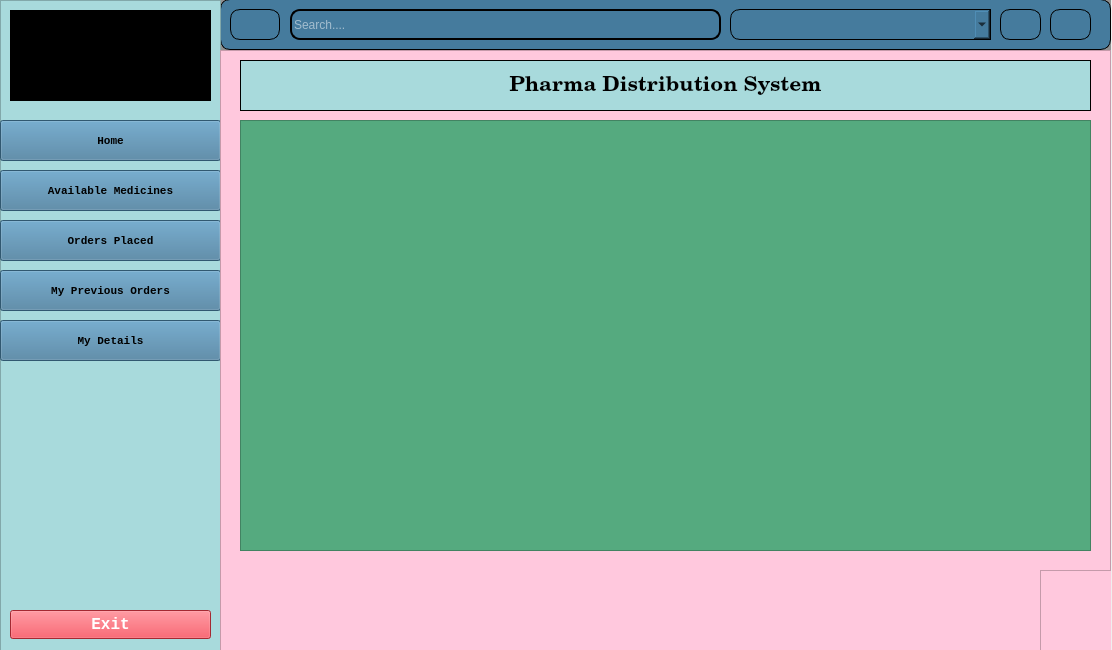
Before: the Qt Designer form ui/ui/User.ui in saqlainrai/DSA-Final-Project, drawn with Qt 5.
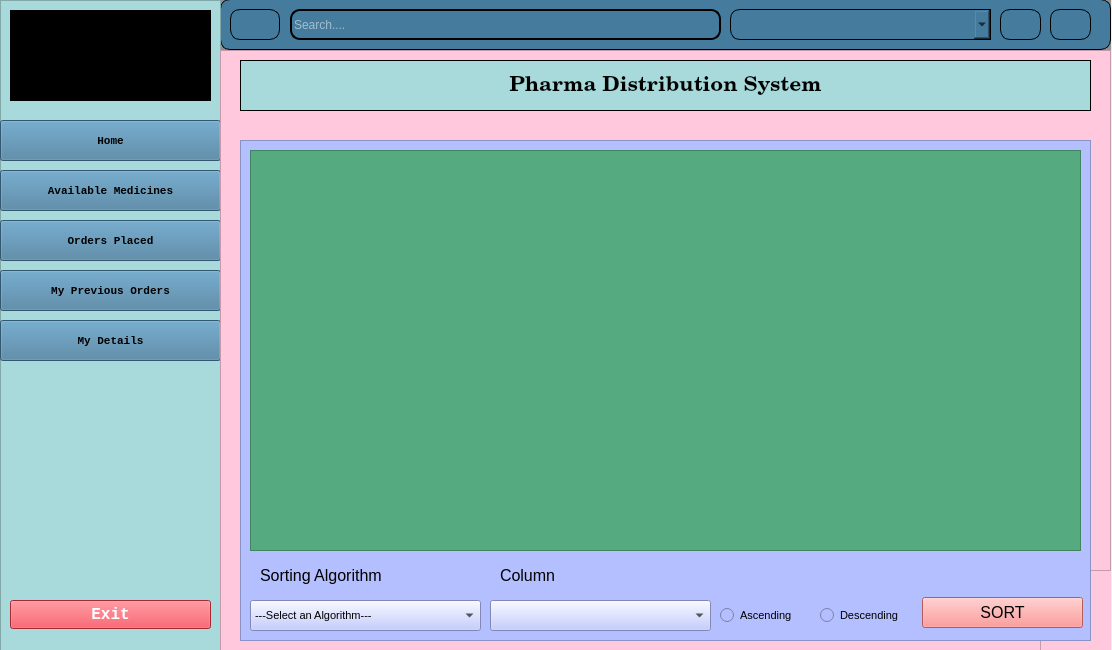
After: the same form once the commit is applied. Icons and pictures are not drawn.

Commit message: Modified algos in program

```diff
--- a/ui/ui/User.ui
+++ b/ui/ui/User.ui
@@ -349,7 +349,7 @@
       <property name="geometry">
        <rect>
         <x>10</x>
-        <y>610</y>
+        <y>600</y>
         <width>201</width>
         <height>29</height>
        </rect>
@@ -426,19 +426,6 @@
      <property name="frameShadow">
       <enum>QFrame::Raised</enum>
      </property>
-     <widget class="QTableView" name="tableView">
-      <property name="geometry">
-       <rect>
-        <x>20</x>
-        <y>70</y>
-        <width>851</width>
-        <height>431</height>
-       </rect>
-      </property>
-      <property name="styleSheet">
-       <string notr="true">background-color: rgb(85, 170, 127);</string>
-      </property>
-     </widget>
      <widget class="QLabel" name="header">
       <property name="geometry">
        <rect>
@@ -526,6 +513,213 @@
        </property>
       </widget>
      </widget>
+     <widget class="QFrame" name="tableFrame">
+      <property name="geometry">
+       <rect>
+        <x>20</x>
+        <y>90</y>
+        <width>851</width>
+        <height>501</height>
+       </rect>
+      </property>
+      <property name="styleSheet">
+       <string notr="true">background-color: rgb(85, 85, 255);
+background-color: rgb(180, 191, 255);</string>
+      </property>
+      <property name="frameShape">
+       <enum>QFrame::StyledPanel</enum>
+      </property>
+      <property name="frameShadow">
+       <enum>QFrame::Raised</enum>
+      </property>
+      <widget class="QTableView" name="tableView">
+       <property name="geometry">
+        <rect>
+         <x>10</x>
+         <y>10</y>
+         <width>831</width>
+         <height>401</height>
+        </rect>
+       </property>
+       <property name="styleSheet">
+        <string notr="true">background-color: rgb(85, 170, 127);</string>
+       </property>
+      </widget>
+      <widget class="QComboBox" name="comboAlgos">
+       <property name="geometry">
+        <rect>
+         <x>10</x>
+         <y>460</y>
+         <width>231</width>
+         <height>31</height>
+        </rect>
+       </property>
+       <property name="font">
+        <font>
+         <pointsize>8</pointsize>
+        </font>
+       </property>
+       <item>
+        <property name="text">
+         <string>---Select an Algorithm---</string>
+        </property>
+       </item>
+       <item>
+        <property name="text">
+         <string>Bubble Sort</string>
+        </property>
+       </item>
+       <item>
+        <property name="text">
+         <string>Insertion Sort</string>
+        </property>
+       </item>
+       <item>
+        <property name="text">
+         <string>Merge Sort</string>
+        </property>
+       </item>
+       <item>
+        <property name="text">
+         <string>Quick Sort</string>
+        </property>
+       </item>
+       <item>
+        <property name="text">
+         <string>Selection Sort</string>
+        </property>
+       </item>
+       <item>
+        <property name="text">
+         <string>Counting Sort</string>
+        </property>
+       </item>
+       <item>
+        <property name="text">
+         <string>Shell Sort</string>
+        </property>
+       </item>
+      </widget>
+      <widget class="QComboBox" name="comboColumns2">
+       <property name="geometry">
+        <rect>
+         <x>250</x>
+         <y>460</y>
+         <width>221</width>
+         <height>31</height>
+        </rect>
+       </property>
+      </widget>
+      <widget class="QPushButton" name="btnSort">
+       <property name="geometry">
+        <rect>
+         <x>682</x>
+         <y>457</y>
+         <width>161</width>
+         <height>31</height>
+        </rect>
+       </property>
+       <property name="font">
+        <font>
+         <pointsize>12</pointsize>
+        </font>
+       </property>
+       <property name="styleSheet">
+        <string notr="true">QPushButton {
+    background-color: #ff7f7f; 
+    color: black;
+}
+
+QPushButton:hover {
+    background-color: #f56969;
+}
+
+QPushButton:pressed {
+    background-color: #ff7f7f; 
+}
+</string>
+       </property>
+       <property name="text">
+        <string>SORT</string>
+       </property>
+      </widget>
+      <widget class="QRadioButton" name="radioAsc">
+       <property name="geometry">
+        <rect>
+         <x>480</x>
+         <y>460</y>
+         <width>95</width>
+         <height>31</height>
+        </rect>
+       </property>
+       <property name="font">
+        <font>
+         <pointsize>8</pointsize>
+         <weight>50</weight>
+         <bold>false</bold>
+        </font>
+       </property>
+       <property name="text">
+        <string>Ascending</string>
+       </property>
+      </widget>
+      <widget class="QRadioButton" name="radioDes">
+       <property name="geometry">
+        <rect>
+         <x>580</x>
+         <y>460</y>
+         <width>91</width>
+         <height>31</height>
+        </rect>
+       </property>
+       <property name="font">
+        <font>
+         <pointsize>8</pointsize>
+         <weight>50</weight>
+         <bold>false</bold>
+        </font>
+       </property>
+       <property name="text">
+        <string>Descending</string>
+       </property>
+      </widget>
+      <widget class="QLabel" name="label">
+       <property name="geometry">
+        <rect>
+         <x>20</x>
+         <y>420</y>
+         <width>181</width>
+         <height>31</height>
+        </rect>
+       </property>
+       <property name="font">
+        <font>
+         <pointsize>12</pointsize>
+        </font>
+       </property>
+       <property name="text">
+        <string>Sorting Algorithm</string>
+       </property>
+      </widget>
+      <widget class="QLabel" name="label_2">
+       <property name="geometry">
+        <rect>
+         <x>260</x>
+         <y>420</y>
+         <width>131</width>
+         <height>31</height>
+        </rect>
+       </property>
+       <property name="font">
+        <font>
+         <pointsize>12</pointsize>
+        </font>
+       </property>
+       <property name="text">
+        <string>Column</string>
+       </property>
+      </widget>
+     </widget>
     </widget>
    </widget>
   </widget>
```
The commit also changes 19 other files.
